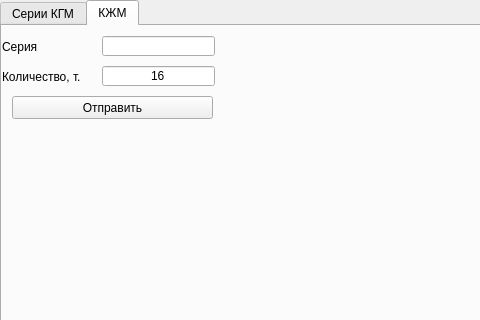
Above: cylinders/windows/batch_window.ui from bomzheg/Cylinders before the change; both pictures show x 0 to 480 and y 0 to 320 of the 750 by 611 pixel window. Below: the same form after it.
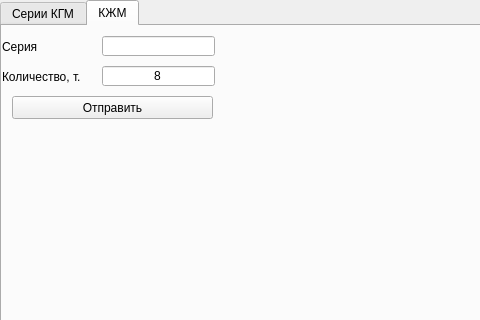
That is the form after the change. The open tabs and pages were chosen to show the change.

Commit message: default volume for liquid is 8 now

Diff of the .ui file:
```diff
--- a/cylinders/windows/batch_window.ui
+++ b/cylinders/windows/batch_window.ui
@@ -375,7 +375,7 @@
        </rect>
       </property>
       <property name="text">
-       <string>16</string>
+       <string>8</string>
       </property>
       <property name="alignment">
        <set>Qt::AlignCenter</set>
```
The commit also changes 1 other file.
